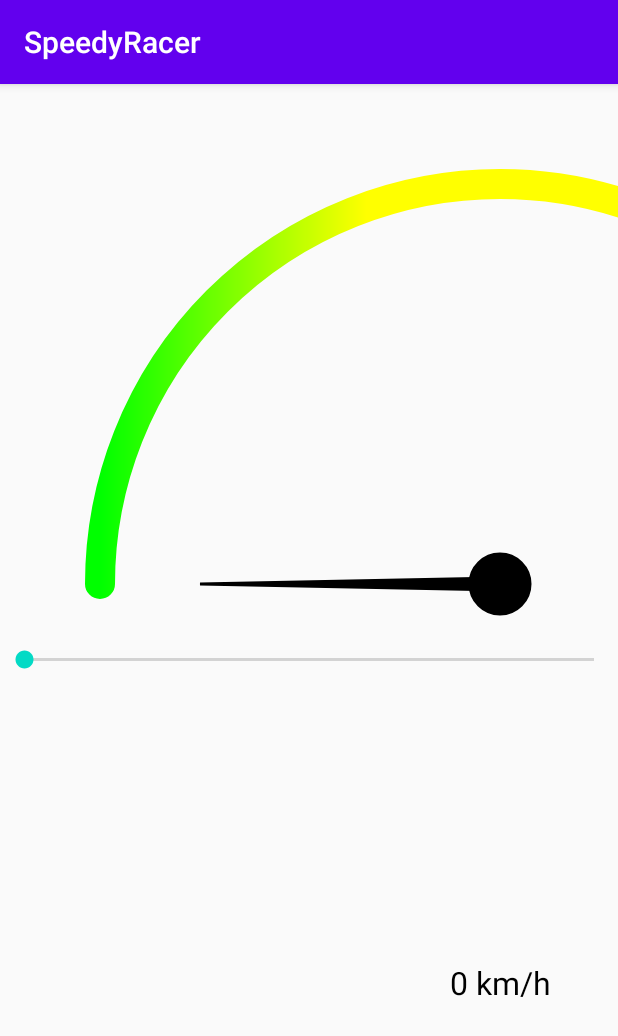
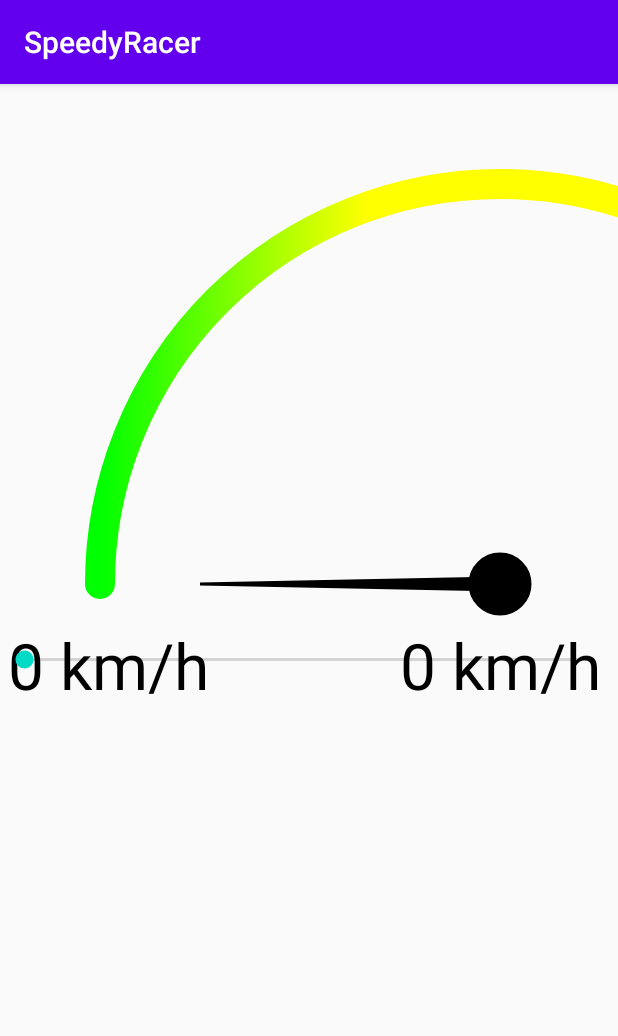
Before and after one commit to beyondax/SpeedyRacer, an Android app: the screen it shows after launch (MainActivity), on a phone screen of 412 x 824 dp. Shown: the top 1036 px of the screen. Run offline under Robolectric (Android 15) with nearby library versions, the phone set to English and light mode, and no system bars.

```diff
--- a/app/src/main/java/com/example/speedyracer/MySpeedView.java
+++ b/app/src/main/java/com/example/speedyracer/MySpeedView.java
@@ -25,7 +25,7 @@ public class MySpeedView extends View {
     private static final float X_RIGHT = 900f;
     private static final float Y_BOTTOM = 900f;
     private static final float STROKE_WIDTH = 30f;
-    private static final float FONT_SIZE = 32f;
+    private static final float FONT_SIZE = 64f;
     private static final float START_ANGLE = -180f;
     private static final float MAX_PROGRESS = 200f;
 
@@ -114,6 +114,16 @@ public class MySpeedView extends View {
     }
 
     @Override
+    protected void onMeasure(int widthMeasureSpec, int heightMeasureSpec) {
+        super.onMeasure(widthMeasureSpec, heightMeasureSpec);
+    }
+
+    @Override
+    protected void onSizeChanged(int w, int h, int oldw, int oldh) {
+        super.onSizeChanged(w, h, oldw, oldh);
+    }
+
+    @Override
     protected void onDraw(Canvas canvas) {
         super.onDraw(canvas);
         canvas.drawArc(mArcBounds, START_ANGLE, MAX_ANGLE, false, ARC_PAINT);
@@ -121,7 +131,9 @@ public class MySpeedView extends View {
         final float cy = mArcBounds.centerY();
         canvas.drawCircle(cx, cy, RADIUS, CIRCLE_PAINT);
         drawArrow(canvas);
-        drawText(canvas);
+        drawTextCurrentProgress(canvas);
+        drawTextMin(canvas);
+        drawTextMax(canvas);
 
     }
 
@@ -135,12 +147,28 @@ public class MySpeedView extends View {
         TEXT_PAINT.getTextBounds(progressString, 0, progressString.length(), mTextBounds);
     }
 
-    private void drawText(Canvas canvas) {
+    private void drawTextCurrentProgress(Canvas canvas) {
         final String progressString = formatString(mProgress);
         getTextBounds(progressString);
         float x = mArcBounds.width() / 2f - mTextBounds.width() / 2f - mTextBounds.left + mArcBounds.left;
-        float y = mArcBounds.height() + mTextBounds.height() / 2f - mTextBounds.bottom + mArcBounds.top;
+        float y = mArcBounds.bottom / 2f + mTextBounds.height() + mTextBounds.bottom + mArcBounds.top;
         canvas.drawText(progressString, x, y, TEXT_PAINT);
+    }
+
+    private void drawTextMin(Canvas canvas) {
+        final String minSpeedText = formatString(MIN_SPEED);
+        getTextBounds(minSpeedText);
+        float x = mArcBounds.width() / 2f - mTextBounds.width() - mTextBounds.right / 2f - mArcBounds.left;
+        float y = mArcBounds.bottom / 2f + mTextBounds.height() + mTextBounds.bottom + mArcBounds.top;
+        canvas.drawText(minSpeedText, x, y, TEXT_PAINT);
+    }
+
+    private void drawTextMax(Canvas canvas) {
+        final String maxSpeedText = formatString(MAX_SPEED);
+        getTextBounds(maxSpeedText);
+        float x = mArcBounds.width() / 2f + mTextBounds.width() / 2f + mTextBounds.right / 2f + mArcBounds.left;
+        float y = mArcBounds.bottom / 2f + mTextBounds.height() + mTextBounds.bottom + mArcBounds.top;
+        canvas.drawText(maxSpeedText, x, y, TEXT_PAINT);
     }
 
     private String formatString(int progress) {
@@ -148,4 +176,16 @@ public class MySpeedView extends View {
     }
 
 
+//    private void extractAttributes(@NonNull Context context, @Nullable AttributeSet attrs) {
+//        if (attrs != null) {
+//            final Resources.Theme theme = context.getTheme();
+//            final TypedArray typedArray = theme.obtainStyledAttributes(attrs, R.styleable.MySpeedView, 0, R.style.MySpeedViewDefault);
+//            try {
+//                mProgress = typedArray.getInt(R.styleable.MySpeedView_progress, 0);
+//                mShaderColor = typedArray.getColor(R.styleable.MySpeedView_shader_color, Color.GREEN);
+//            } finally {
+//                typedArray.recycle();
+//            }
+//        }
+//    }
 }
```
